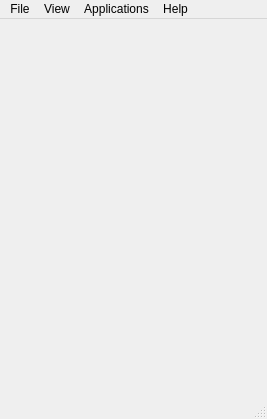
Qt form src/qt/ui/pd.ui (maidsafe-archive/MaidSafe-Encrypt) before a commit.
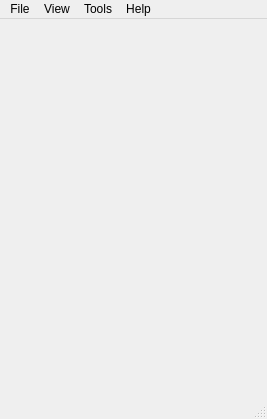
The same form after that commit.

```diff
--- a/src/qt/ui/pd.ui
+++ b/src/qt/ui/pd.ui
@@ -105,7 +105,7 @@
    </widget>
    <widget class="QMenu" name="menuApplications">
     <property name="title">
-     <string>Applications</string>
+     <string>Tools</string>
     </property>
     <addaction name="actionWord_Processor"/>
     <addaction name="actionSpread_Sheet"/>
```
Left out of the diff: 7 changed lines with no effect on the pictures.
